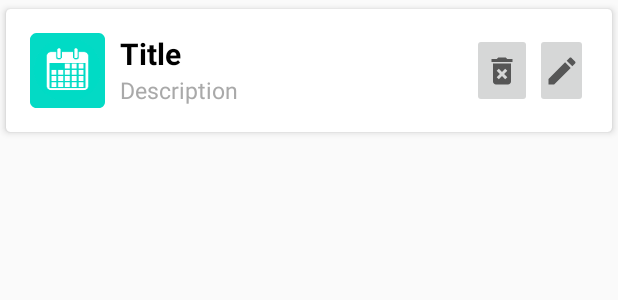
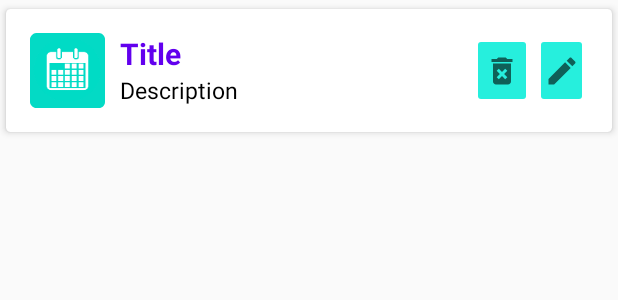
Before and after one commit to OSLL/practice20-calendar, an Android app: the layout row.xml on its own in the app's theme, with its tools: preview values and no code run, on a phone screen of 412 x 824 dp. Shown: the top 300 px of the screen. Run offline under Robolectric (Android 15) with nearby library versions, the phone set to English and light mode, and no system bars.

Commit message:
some changes

```diff
--- a/app/src/main/res/layout/activity_another.xml
+++ b/app/src/main/res/layout/activity_another.xml
@@ -31,7 +31,7 @@
             android:layout_marginTop="5dp"
             android:gravity="center"
             android:text="Title"
-            android:textColor="@color/colorBlack"
+            android:textColor="@color/colorAccent"
             android:textSize="25sp"
             android:textStyle="bold" />
 
--- a/app/src/main/res/layout/row.xml
+++ b/app/src/main/res/layout/row.xml
@@ -37,7 +37,7 @@
             android:ellipsize="end"
             android:maxLines="1"
             android:text="Title"
-            android:textColor="@color/colorBlack"
+            android:textColor="@color/colorPrimary"
             android:textSize="20sp"
             android:textStyle="bold" />
 
@@ -57,25 +57,25 @@
             android:ellipsize="end"
             android:maxLines="1"
             android:text="Description"
-            android:textColor="@color/colorLightGrey"
+            android:textColor="@color/colorBlack"
             android:textSize="15sp" />
 
         <ImageButton
             android:id="@+id/imageButtonChange"
             android:layout_width="35dp"
             android:layout_height="50dp"
-            app:srcCompat="@drawable/ic_baseline_edit_24"
             android:layout_alignParentRight="true"
-            />
+            android:backgroundTint="#26EFDD"
+            app:srcCompat="@drawable/ic_baseline_edit_24" />
 
         <ImageButton
             android:id="@+id/imageButtonDelete"
             android:layout_width="40dp"
             android:layout_height="50dp"
+            android:layout_marginRight="2dp"
             android:layout_toLeftOf="@id/imageButtonChange"
-            android:layout_marginRight="2dp"
-            app:srcCompat="@drawable/ic_baseline_delete_forever_24"
-            />
+            android:backgroundTint="#26EFDD"
+            app:srcCompat="@drawable/ic_baseline_delete_forever_24" />
 
     </RelativeLayout>
 
```
